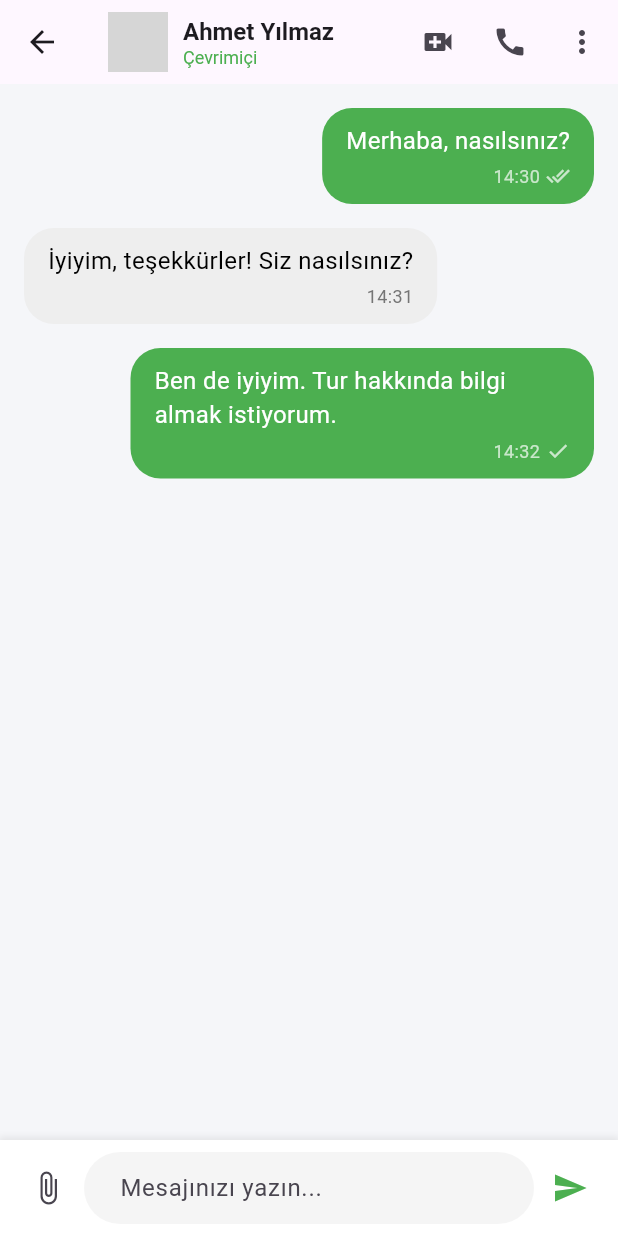
After one commit to AtalhaG/GezTek2.0, a Flutter app: the MessageList screen opened by its route, after a tap on "Ahmet Yılmaz", on a phone screen of 412 x 824 dp. The commit adds this screen. Run offline on Flutter 3.47's test engine with Material 3 defaults, Android fonts, the phone set to English and light mode, and no system bars; our stand-ins replace carousel_slider, file_picker, firebase_auth, firebase_core, firebase_database, firebase_storage and 1 more; missing offline and left inert: bcrypt, encrypt; accounts and stored records are empty; network calls fail; grey boxes are pictures that could not be loaded.

Commit message:
settings ve message

```diff
--- a/lib/main.dart
+++ b/lib/main.dart
@@ -8,6 +8,9 @@ import 'views/login_page.dart';
 import 'views/add_tour_page.dart';
 import 'views/rehber_özet.dart';
 import 'views/rehber_detay.dart';
+import 'views/kayit_ol.dart';
+import 'views/settings.dart';
+import 'views/message_list.dart';
 import 'package:flutter_localizations/flutter_localizations.dart';
 
 void main() async {
@@ -48,6 +51,8 @@ class MyApp extends StatelessWidget {
           final rehberId = args?['rehberId'] as String? ?? '';
           return RehberDetay(rehberId: rehberId);
         },
+        '/settings': (context) => const SettingsPage(),
+        '/messages': (context) => const MessageList(),
       },
     );
   }
--- /dev/null
+++ b/lib/views/message_list.dart
@@ -0,0 +1,97 @@
+import 'package:flutter/material.dart';
+import 'message_tasarim.dart';
+
+class MessageList extends StatelessWidget {
+  const MessageList({Key? key}) : super(key: key);
+
+  @override
+  Widget build(BuildContext context) {
+    // Örnek mesaj listesi (gerçek uygulamada API'den gelecek)
+    final List<Map<String, dynamic>> conversations = [
+      {
+        'kisiAdi': 'Ahmet Yılmaz',
+        'kisiId': '1',
+        'profilResmi': 'https://via.placeholder.com/50',
+        'sonMesaj': 'Tur hakkında bilgi almak istiyorum.',
+        'zaman': '14:32',
+        'okunmamis': true,
+      },
+      {
+        'kisiAdi': 'Ayşe Demir',
+        'kisiId': '2',
+        'profilResmi': 'https://via.placeholder.com/50',
+        'sonMesaj': 'Yarın görüşelim mi?',
+        'zaman': '12:15',
+        'okunmamis': false,
+      },
+      {
+        'kisiAdi': 'Mehmet Kaya',
+        'kisiId': '3',
+        'profilResmi': 'https://via.placeholder.com/50',
+        'sonMesaj': 'Teşekkürler, bilgiler için.',
+        'zaman': 'Dün',
+        'okunmamis': false,
+      },
+    ];
+
+    return Scaffold(
+      appBar: AppBar(
+        title: const Text('Mesajlar'),
+        backgroundColor: const Color(0xFF22543D),
+      ),
+      body: ListView.builder(
+        itemCount: conversations.length,
+        itemBuilder: (context, index) {
+          final conversation = conversations[index];
+          return ListTile(
+            leading: CircleAvatar(
+              backgroundImage: NetworkImage(conversation['profilResmi']),
+            ),
+            title: Row(
+              mainAxisAlignment: MainAxisAlignment.spaceBetween,
+              children: [
+                Text(
+                  conversation['kisiAdi'],
+                  style: const TextStyle(
+                    fontWeight: FontWeight.bold,
+                  ),
+                ),
+                Text(
+                  conversation['zaman'],
+                  style: TextStyle(
+                    fontSize: 12,
+                    color: conversation['okunmamis']
+                        ? const Color(0xFF22543D)
+                        : Colors.grey,
+                  ),
+                ),
+              ],
+            ),
+            subtitle: Text(
+              conversation['sonMesaj'],
+              maxLines: 1,
+              overflow: TextOverflow.ellipsis,
+              style: TextStyle(
+                color: conversation['okunmamis']
+                    ? Colors.black
+                    : Colors.grey,
+              ),
+            ),
+            onTap: () {
+              Navigator.push(
+                context,
+                MaterialPageRoute(
+                  builder: (context) => MessageTasarim(
+                    kisiAdi: conversation['kisiAdi'],
+                    kisiId: conversation['kisiId'],
+                    profilResmi: conversation['profilResmi'],
+                  ),
+                ),
+              );
+            },
+          );
+        },
+      ),
+    );
+  }
+}
--- /dev/null
+++ b/lib/views/message_tasarim.dart
@@ -0,0 +1,215 @@
+import 'package:flutter/material.dart';
+
+class MessageTasarim extends StatefulWidget {
+  final String kisiAdi;
+  final String kisiId;
+  final String profilResmi;
+
+  const MessageTasarim({
+    super.key,
+    required this.kisiAdi,
+    required this.kisiId,
+    required this.profilResmi,
+  });
+
+  @override
+  State<MessageTasarim> createState() => _MessageTasarimState();
+}
+
+class _MessageTasarimState extends State<MessageTasarim> {
+  final TextEditingController _messageController = TextEditingController();
+  final ScrollController _scrollController = ScrollController();
+
+  // Örnek mesaj verileri (gerçek uygulamada bu veriler API'den gelecek)
+  final List<Map<String, dynamic>> _messages = [
+    {
+      'message': 'Merhaba, nasılsınız?',
+      'isMe': true,
+      'time': '14:30',
+      'isRead': true,
+    },
+    {
+      'message': 'İyiyim, teşekkürler! Siz nasılsınız?',
+      'isMe': false,
+      'time': '14:31',
+      'isRead': true,
+    },
+    {
+      'message': 'Ben de iyiyim. Tur hakkında bilgi almak istiyorum.',
+      'isMe': true,
+      'time': '14:32',
+      'isRead': false,
+    },
+  ];
+
+  @override
+  Widget build(BuildContext context) {
+    return Scaffold(
+      appBar: AppBar(
+        title: Row(
+          children: [
+            CircleAvatar(
+              radius: 20,
+              backgroundImage: NetworkImage(widget.profilResmi),
+            ),
+            const SizedBox(width: 10),
+            Column(
+              crossAxisAlignment: CrossAxisAlignment.start,
+              children: [
+                Text(
+                  widget.kisiAdi,
+                  style: const TextStyle(fontSize: 16, fontWeight: FontWeight.bold),
+                ),
+                const Text(
+                  'Çevrimiçi',
+                  style: TextStyle(fontSize: 12, color: Colors.green),
+                ),
+              ],
+            ),
+          ],
+        ),
+        actions: [
+          IconButton(
+            icon: const Icon(Icons.video_call),
+            onPressed: () {},
+          ),
+          IconButton(
+            icon: const Icon(Icons.call),
+            onPressed: () {},
+          ),
+          IconButton(
+            icon: const Icon(Icons.more_vert),
+            onPressed: () {},
+          ),
+        ],
+      ),
+      body: Column(
+        children: [
+          Expanded(
+            child: ListView.builder(
+              controller: _scrollController,
+              padding: const EdgeInsets.all(16),
+              itemCount: _messages.length,
+              itemBuilder: (context, index) {
+                final message = _messages[index];
+                return _buildMessageBubble(message);
+              },
+            ),
+          ),
+          _buildMessageInput(),
+        ],
+      ),
+    );
+  }
+
+  Widget _buildMessageBubble(Map<String, dynamic> message) {
+    return Align(
+      alignment: message['isMe'] ? Alignment.centerRight : Alignment.centerLeft,
+      child: Container(
+        margin: const EdgeInsets.only(bottom: 16),
+        padding: const EdgeInsets.symmetric(horizontal: 16, vertical: 10),
+        decoration: BoxDecoration(
+          color: message['isMe'] ? Colors.green : Colors.grey[200],
+          borderRadius: BorderRadius.circular(20),
+        ),
+        constraints: BoxConstraints(
+          maxWidth: MediaQuery.of(context).size.width * 0.75,
+        ),
+        child: Column(
+          crossAxisAlignment: CrossAxisAlignment.end,
+          children: [
+            Text(
+              message['message'],
+              style: TextStyle(
+                color: message['isMe'] ? Colors.white : Colors.black,
+                fontSize: 16,
+              ),
+            ),
+            const SizedBox(height: 4),
+            Row(
+              mainAxisSize: MainAxisSize.min,
+              children: [
+                Text(
+                  message['time'],
+                  style: TextStyle(
+                    color: message['isMe'] ? Colors.white70 : Colors.grey[600],
+                    fontSize: 12,
+                  ),
+                ),
+                if (message['isMe']) ...[
+                  const SizedBox(width: 4),
+                  Icon(
+                    message['isRead'] ? Icons.done_all : Icons.done,
+                    size: 16,
+                    color: Colors.white70,
+                  ),
+                ],
+              ],
+            ),
+          ],
+        ),
+      ),
+    );
+  }
+
+  Widget _buildMessageInput() {
+    return Container(
+      padding: const EdgeInsets.all(8),
+      decoration: BoxDecoration(
+        color: Colors.white,
+        boxShadow: [
+          BoxShadow(
+            color: Colors.grey.withOpacity(0.2),
+            spreadRadius: 1,
+            blurRadius: 3,
+            offset: const Offset(0, -1),
+          ),
+        ],
+      ),
+      child: Row(
+        children: [
+          IconButton(
+            icon: const Icon(Icons.attach_file),
+            onPressed: () {},
+          ),
+          Expanded(
+            child: TextField(
+              controller: _messageController,
+              decoration: InputDecoration(
+                hintText: 'Mesajınızı yazın...',
+                border: OutlineInputBorder(
+                  borderRadius: BorderRadius.circular(25),
+                  borderSide: BorderSide.none,
+                ),
+                filled: true,
+                fillColor: Colors.grey[100],
+                contentPadding: const EdgeInsets.symmetric(
+                  horizontal: 20,
+                  vertical: 10,
+                ),
+              ),
+              maxLines: null,
+            ),
+          ),
+          IconButton(
+            icon: const Icon(Icons.send),
+            color: Colors.green,
+            onPressed: () {
+              if (_messageController.text.trim().isNotEmpty) {
+                // Mesaj gönderme işlemi burada yapılacak
+                _messageController.clear();
+              }
+            },
+          ),
+        ],
+      ),
+    );
+  }
+
+  @override
+  void dispose() {
+    _messageController.dispose();
+    _scrollController.dispose();
+    super.dispose();
+  }
+}
```
Also changed, not shown: lib/views/custom_bars.dart (+30 -1 lines), lib/views/settings.dart (added, +225 -0 lines).
